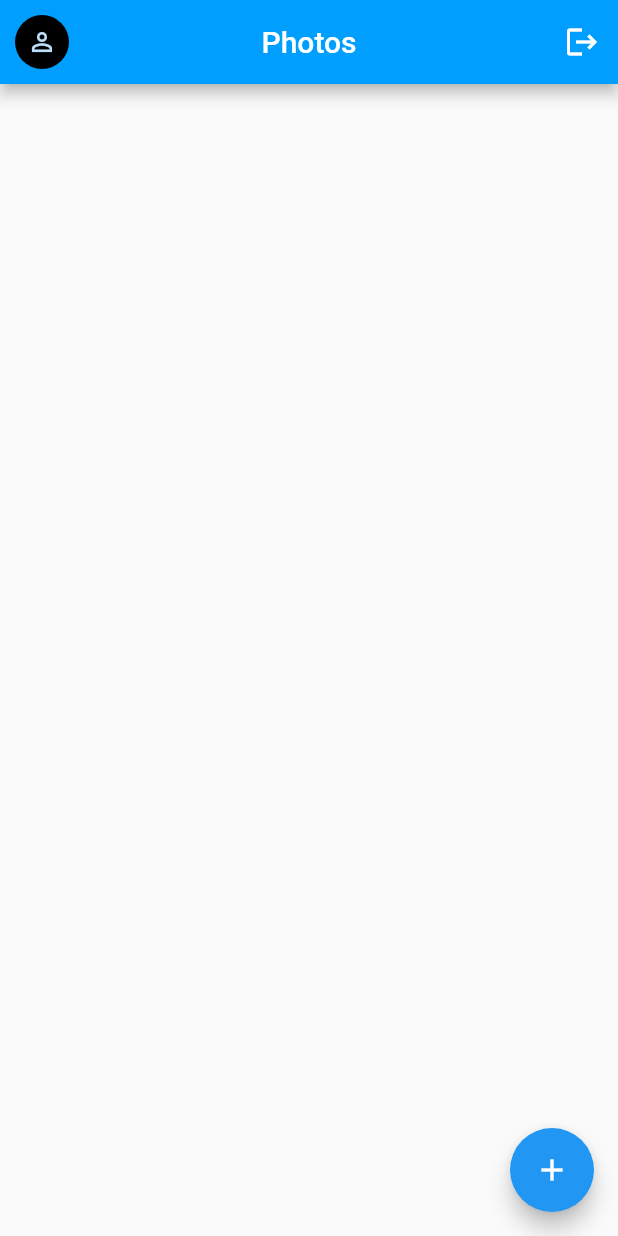
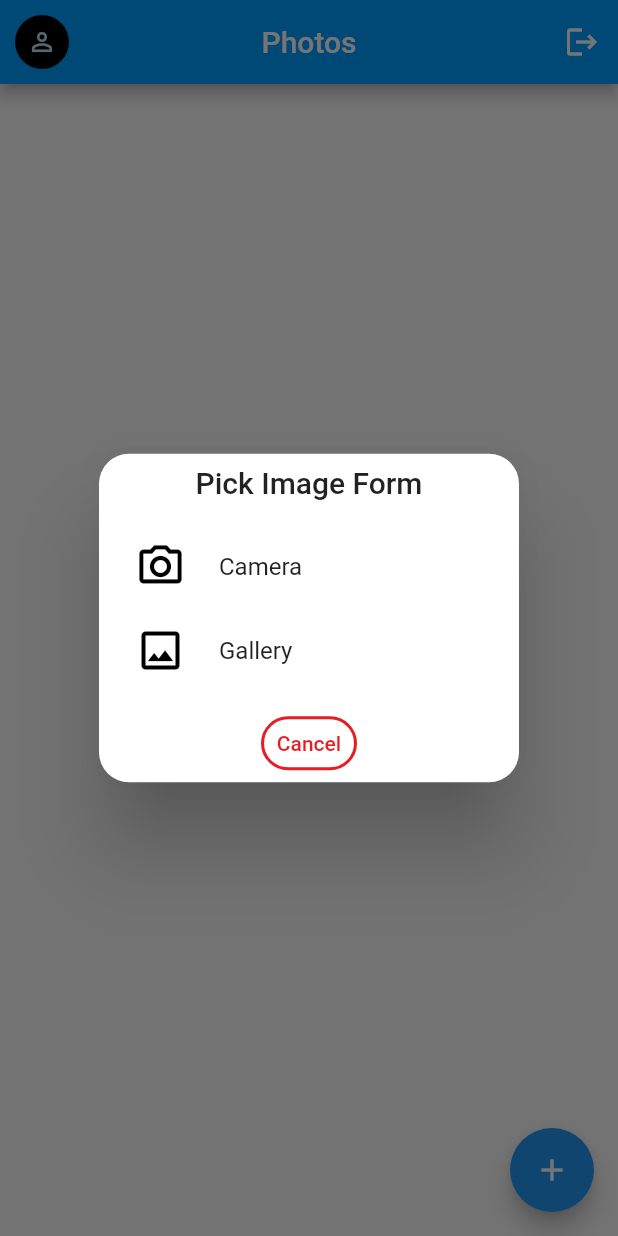
Before and after one commit to altalha201/firebase_with_flutter_practice, a Flutter app: the HomeScreen screen opened by its route, after a tap on the "add" icon, on a phone screen of 412 x 824 dp. Run offline on Flutter 3.47's test engine with Material 2 defaults, Android fonts, the phone set to English and light mode, and no system bars; our stand-ins replace cloud_firestore, firebase_auth, firebase_core, firebase_storage, fluttertoast, get and 2 more; accounts and stored records are empty.

Commit message:
Photo Upload to Storage

```diff
--- a/lib/data/network_utils.dart
+++ b/lib/data/network_utils.dart
@@ -1,10 +1,12 @@
 import 'dart:developer';
+import 'dart:io';
 
 import 'package:firebase_auth/firebase_auth.dart';
 import 'package:cloud_firestore/cloud_firestore.dart';
 import 'package:firebase_storage/firebase_storage.dart';
 import 'package:firebase_with_flutter_practice/data/auth_data.dart';
 import 'package:get/get.dart';
+import 'package:image_picker/image_picker.dart';
 
 class NetworkUtils {
 
@@ -80,6 +82,17 @@ class NetworkUtils {
     moveToLogin();
   }
 
+  Future<void> uploadToStorage(XFile image) async {
+    storageRef.child("store")
+        .child(AuthData.uID.toString())
+        .child(image.path.split('/').last)
+        .putFile(File(image.path))
+        .then((p0) => log(p0.toString()))
+        .onError((error, stackTrace) {
+          log(error.toString());
+    });
+  }
+
   void moveToLogin() {
     AuthData().clearAuthData();
     Get.offAllNamed("/");
--- a/lib/main.dart
+++ b/lib/main.dart
@@ -1,5 +1,6 @@
 import 'package:firebase_with_flutter_practice/ui/controllers/login_controller.dart';
 import 'package:firebase_with_flutter_practice/ui/controllers/photo_controller.dart';
+import 'package:firebase_with_flutter_practice/ui/controllers/photo_upload_controller.dart';
 import 'package:flutter/material.dart';
 import 'package:get/get.dart';
 import 'package:firebase_core/firebase_core.dart';
@@ -47,6 +48,7 @@ class StoreBinding extends Bindings {
     Get.put(ProfileCreationController());
     Get.put(LoginController());
     Get.put(PhotoGetController());
+    Get.put(PhotoUploadController());
   }
 
 }
--- /dev/null
+++ b/lib/ui/controllers/photo_upload_controller.dart
@@ -0,0 +1,29 @@
+import 'package:firebase_with_flutter_practice/data/network_utils.dart';
+import 'package:firebase_with_flutter_practice/ui/utility/pick_image_dialog.dart';
+import 'package:get/get.dart';
+import 'package:image_picker/image_picker.dart';
+
+class PhotoUploadController extends GetxController {
+  XFile? pickedImage;
+
+  Future<void> pickImage() async {
+    pickImageDialog(
+      onCameraTap: () async {
+        pickedImage = await ImagePicker().pickImage(source: ImageSource.camera);
+        if (pickedImage != null) {
+          NetworkUtils().uploadToStorage(pickedImage!);
+          pickedImage = null;
+        }
+        Get.back();
+      },
+      onGalleryTap: () async {
+        pickedImage = await ImagePicker().pickImage(source: ImageSource.gallery);
+        if (pickedImage != null) {
+          NetworkUtils().uploadToStorage(pickedImage!);
+          pickedImage = null;
+        }
+        Get.back();
+      }
+    );
+  }
+}
--- a/lib/ui/screen/home_screen.dart
+++ b/lib/ui/screen/home_screen.dart
@@ -1,5 +1,6 @@
 import 'package:firebase_with_flutter_practice/ui/controllers/login_controller.dart';
 import 'package:firebase_with_flutter_practice/ui/controllers/photo_controller.dart';
+import 'package:firebase_with_flutter_practice/ui/controllers/photo_upload_controller.dart';
 import 'package:flutter/material.dart';
 import 'package:get/get.dart';
 
@@ -52,7 +53,8 @@ class _HomeScreenState extends State<HomeScreen> {
       ),
       floatingActionButton: FloatingActionButton(
         onPressed: () {
-
+          Get.find<PhotoUploadController>().pickImage();
+          Get.find<PhotoGetController>().getImages();
         },
         child: const Icon(Icons.add),
       ),
--- /dev/null
+++ b/lib/ui/utility/pick_image_dialog.dart
@@ -0,0 +1,26 @@
+import 'package:firebase_with_flutter_practice/ui/utility/application_colors.dart';
+import 'package:flutter/material.dart';
+import 'package:get/get.dart';
+
+pickImageDialog({VoidCallback? onCameraTap, VoidCallback? onGalleryTap}) async {
+  Get.defaultDialog(
+    title: "Pick Image Form",
+    textCancel: "Cancel",
+    cancelTextColor: ApplicationColor.colorRed,
+    buttonColor: ApplicationColor.colorRed,
+    content: Column(
+      children: [
+        ListTile(
+          onTap: onCameraTap,
+          leading: Icon(Icons.camera_alt_outlined, size: 34, color: ApplicationColor.colorBlack,),
+          title: const Text("Camera"),
+        ),
+        ListTile(
+          onTap: onGalleryTap,
+          leading: Icon(Icons.image_outlined, size: 34, color: ApplicationColor.colorBlack,),
+          title: const Text("Gallery"),
+        )
+      ],
+    ),
+  );
+}
```
